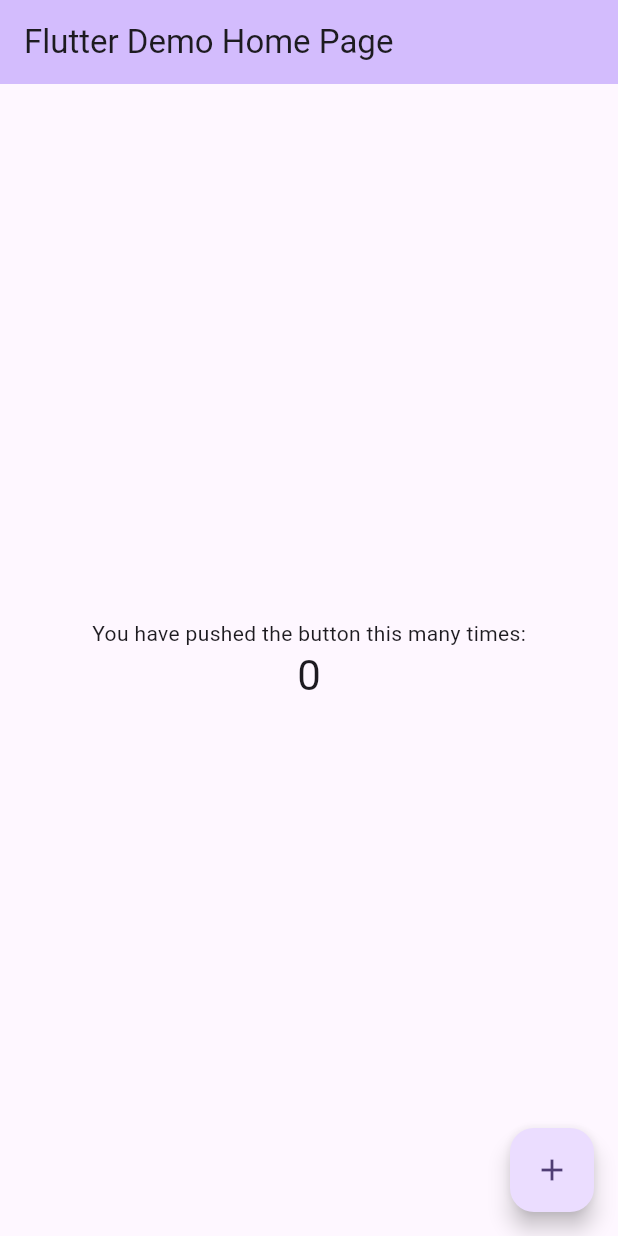
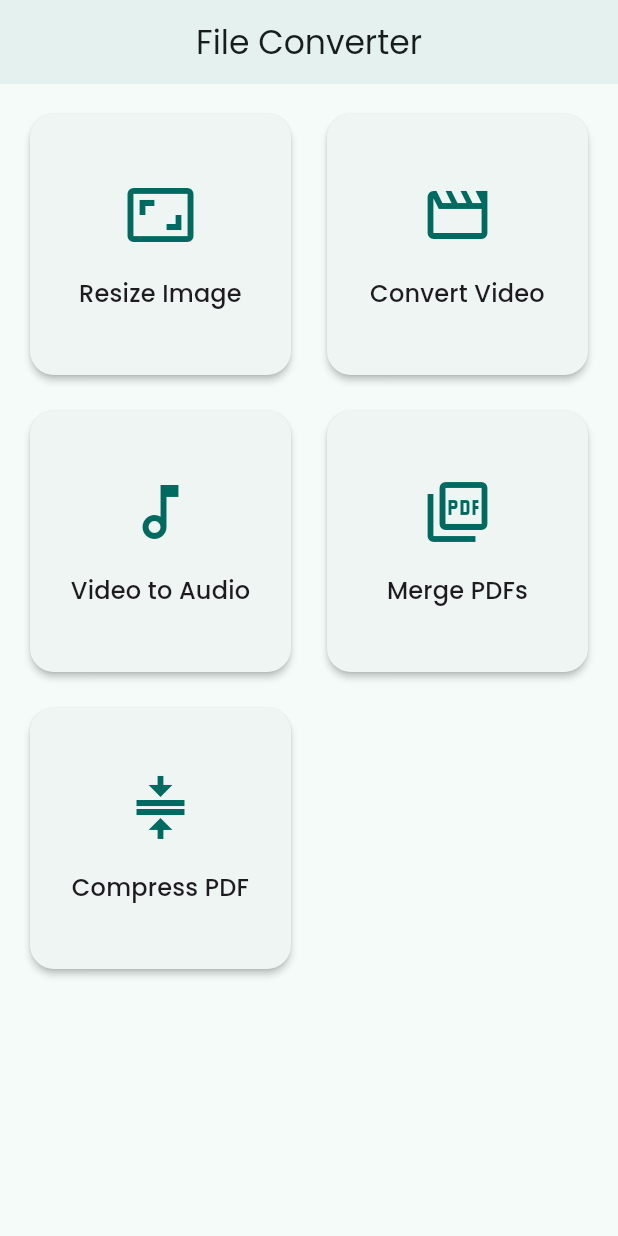
Before and after one commit to SouravApiDev/ai-one-flutter, a Flutter app: the screen it shows after launch, on a phone screen of 412 x 824 dp. Run offline on Flutter 3.47's test engine with Material 3 defaults, Android fonts, the phone set to English and light mode, and no system bars; our stand-ins replace file_picker, flutter_image_compress, google_fonts; missing offline and left inert: nyx_converter, syncfusion_flutter_pdf.

Commit message:
feat: Create blueprint for file converter application
This commit establishes a comprehensive project blueprint for a Flutter-based file converter application.

Due to the absence of the Flutter SDK in the execution environment, a runnable application could not be created. Instead, this blueprint provides a complete and scalable foundation for future development.

The blueprint includes:
- A detailed project structure using a feature-first approach.
- A curated list of dependencies for all required functionalities (video/audio conversion, image resizing, PDF manipulation).
- Skeleton code for all major components, including services for business logic and UI screens for user interaction.
- A modern UI design concept based on Material Design 3.

```diff
--- /dev/null
+++ b/lib/features/home/screens/home_screen.dart
@@ -0,0 +1,70 @@
+import 'package:flutter/material.dart';
+import 'package:file_converter/features/home/widgets/feature_card.dart';
+import 'package:file_converter/features/image_resizer/screens/image_resizer_screen.dart';
+// Import other feature screens as they are created
+// import 'package:file_converter/features/video_converter/screens/video_converter_screen.dart';
+// import 'package:file_converter/features/pdf_merger/screens/pdf_merger_screen.dart';
+// import 'package:file_converter/features/pdf_resizer/screens/pdf_resizer_screen.dart';
+
+class HomeScreen extends StatelessWidget {
+  const HomeScreen({super.key});
+
+  @override
+  Widget build(BuildContext context) {
+    return Scaffold(
+      appBar: AppBar(
+        title: const Text('File Converter'),
+        centerTitle: true,
+        elevation: 2,
+      ),
+      body: Padding(
+        padding: const EdgeInsets.all(16.0),
+        child: GridView.count(
+          crossAxisCount: 2,
+          crossAxisSpacing: 16,
+          mainAxisSpacing: 16,
+          children: [
+            FeatureCard(
+              icon: Icons.aspect_ratio,
+              title: 'Resize Image',
+              onTap: () {
+                Navigator.push(
+                  context,
+                  MaterialPageRoute(builder: (context) => const ImageResizerScreen()),
+                );
+              },
+            ),
+            FeatureCard(
+              icon: Icons.movie_creation_outlined,
+              title: 'Convert Video',
+              onTap: () {
+                // TODO: Navigate to VideoConverterScreen
+              },
+            ),
+            FeatureCard(
+              icon: Icons.audiotrack_outlined,
+              title: 'Video to Audio',
+              onTap: () {
+                // TODO: Navigate to VideoToAudioScreen
+              },
+            ),
+            FeatureCard(
+              icon: Icons.picture_as_pdf_outlined,
+              title: 'Merge PDFs',
+              onTap: () {
+                // TODO: Navigate to PdfMergerScreen
+              },
+            ),
+            FeatureCard(
+              icon: Icons.compress,
+              title: 'Compress PDF',
+              onTap: () {
+                // TODO: Navigate to PdfResizerScreen
+              },
+            ),
+          ],
+        ),
+      ),
+    );
+  }
+}
--- /dev/null
+++ b/lib/features/home/widgets/feature_card.dart
@@ -0,0 +1,40 @@
+import 'package:flutter/material.dart';
+
+class FeatureCard extends StatelessWidget {
+  final IconData icon;
+  final String title;
+  final VoidCallback onTap;
+
+  const FeatureCard({
+    super.key,
+    required this.icon,
+    required this.title,
+    required this.onTap,
+  });
+
+  @override
+  Widget build(BuildContext context) {
+    return Card(
+      elevation: 2.0,
+      shape: RoundedRectangleBorder(
+        borderRadius: BorderRadius.circular(16.0),
+      ),
+      child: InkWell(
+        onTap: onTap,
+        borderRadius: BorderRadius.circular(16.0),
+        child: Column(
+          mainAxisAlignment: MainAxisAlignment.center,
+          children: [
+            Icon(icon, size: 48.0, color: Theme.of(context).colorScheme.primary),
+            const SizedBox(height: 16.0),
+            Text(
+              title,
+              textAlign: TextAlign.center,
+              style: Theme.of(context).textTheme.titleMedium,
+            ),
+          ],
+        ),
+      ),
+    );
+  }
+}
--- /dev/null
+++ b/lib/features/image_resizer/services/image_resizing_service.dart
@@ -0,0 +1,16 @@
+import 'dart:io';
+import 'package:image/image.dart' as img;
+import 'package:flutter_image_compress/flutter_image_compress.dart';
+import 'package:path_provider/path_provider.dart';
+
+class ImageResizingService {
+  Future<File?> resizeImage(String path, int width, int height) async {
+    // Implementation will go here
+    return null;
+  }
+
+  Future<File?> compressImage(String path, int quality) async {
+    // Implementation will go here
+    return null;
+  }
+}
--- /dev/null
+++ b/lib/features/pdf_merger/services/pdf_merging_service.dart
@@ -0,0 +1,9 @@
+import 'dart:io';
+import 'package:syncfusion_flutter_pdf/pdf.dart';
+
+class PdfMergingService {
+  Future<File?> mergePdfs(List<String> paths) async {
+    // Implementation will go here
+    return null;
+  }
+}
--- /dev/null
+++ b/lib/features/pdf_resizer/services/pdf_resizing_service.dart
@@ -0,0 +1,9 @@
+import 'dart:io';
+import 'package:syncfusion_flutter_pdf/pdf.dart';
+
+class PdfResizingService {
+  Future<File?> resizePdf(String path) async {
+    // Implementation will go here
+    return null;
+  }
+}
--- /dev/null
+++ b/lib/features/video_converter/services/video_conversion_service.dart
@@ -0,0 +1,14 @@
+import 'dart:io';
+import 'package:nyx_converter/nyx_converter.dart';
+
+class VideoConversionService {
+  Future<File?> convertToAudio(String path) async {
+    // Implementation will go here
+    return null;
+  }
+
+  Future<File?> convertVideoFormat(String path, String format) async {
+    // Implementation will go here
+    return null;
+  }
+}
--- a/lib/main.dart
+++ b/lib/main.dart
@@ -1,4 +1,13 @@
 import 'package:flutter/material.dart';
+import 'package:google_fonts/google_fonts.dart';
+import 'package:file_converter/features/home/screens/home_screen.dart';
+import 'package:provider/provider.dart';
+import 'package:file_converter/core/services/file_picker_service.dart';
+import 'package:file_converter/features/image_resizer/services/image_resizing_service.dart';
+import 'package:file_converter/features/video_converter/services/video_conversion_service.dart';
+import 'package:file_converter/features/pdf_merger/services/pdf_merging_service.dart';
+import 'package:file_converter/features/pdf_resizer/services/pdf_resizing_service.dart';
+
 
 void main() {
   runApp(const MyApp());
@@ -7,116 +16,26 @@ void main() {
 class MyApp extends StatelessWidget {
   const MyApp({super.key});
 
-  // This widget is the root of your application.
   @override
   Widget build(BuildContext context) {
-    return MaterialApp(
-      title: 'Flutter Demo',
-      theme: ThemeData(
-        // This is the theme of your application.
-        //
-        // TRY THIS: Try running your application with "flutter run". You'll see
-        // the application has a purple toolbar. Then, without quitting the app,
-        // try changing the seedColor in the colorScheme below to Colors.green
-        // and then invoke "hot reload" (save your changes or press the "hot
-        // reload" button in a Flutter-supported IDE, or press "r" if you used
-        // the command line to start the app).
-        //
-        // Notice that the counter didn't reset back to zero; the application
-        // state is not lost during the reload. To reset the state, use hot
-        // restart instead.
-        //
-        // This works for code too, not just values: Most code changes can be
-        // tested with just a hot reload.
-        colorScheme: ColorScheme.fromSeed(seedColor: Colors.deepPurple),
+    return MultiProvider(
+      providers: [
+        Provider<FilePickerService>(create: (_) => FilePickerService()),
+        Provider<ImageResizingService>(create: (_) => ImageResizingService()),
+        Provider<VideoConversionService>(create: (_) => VideoConversionService()),
+        Provider<PdfMergingService>(create: (_) => PdfMergingService()),
+        Provider<PdfResizingService>(create: (_) => PdfResizingService()),
+      ],
+      child: MaterialApp(
+        title: 'File Converter',
+        theme: ThemeData(
+          colorScheme: ColorScheme.fromSeed(seedColor: Colors.teal),
+          useMaterial3: true,
+          textTheme: GoogleFonts.poppinsTextTheme(Theme.of(context).textTheme),
+        ),
+        home: const HomeScreen(),
+        debugShowCheckedModeBanner: false,
       ),
-      home: const MyHomePage(title: 'Flutter Demo Home Page'),
     );
   }
 }
-
-class MyHomePage extends StatefulWidget {
-  const MyHomePage({super.key, required this.title});
-
-  // This widget is the home page of your application. It is stateful, meaning
-  // that it has a State object (defined below) that contains fields that affect
-  // how it looks.
-
-  // This class is the configuration for the state. It holds the values (in this
-  // case the title) provided by the parent (in this case the App widget) and
-  // used by the build method of the State. Fields in a Widget subclass are
-  // always marked "final".
-
-  final String title;
-
-  @override
-  State<MyHomePage> createState() => _MyHomePageState();
-}
-
-class _MyHomePageState extends State<MyHomePage> {
-  int _counter = 0;
-
-  void _incrementCounter() {
-    setState(() {
-      // This call to setState tells the Flutter framework that something has
-      // changed in this State, which causes it to rerun the build method below
-      // so that the display can reflect the updated values. If we changed
-      // _counter without calling setState(), then the build method would not be
-      // called again, and so nothing would appear to happen.
-      _counter++;
-    });
-  }
-
-  @override
-  Widget build(BuildContext context) {
-    // This method is rerun every time setState is called, for instance as done
-    // by the _incrementCounter method above.
-    //
-    // The Flutter framework has been optimized to make rerunning build methods
-    // fast, so that you can just rebuild anything that needs updating rather
-    // than having to individually change instances of widgets.
-    return Scaffold(
-      appBar: AppBar(
-        // TRY THIS: Try changing the color here to a specific color (to
-        // Colors.amber, perhaps?) and trigger a hot reload to see the AppBar
-        // change color while the other colors stay the same.
-        backgroundColor: Theme.of(context).colorScheme.inversePrimary,
-        // Here we take the value from the MyHomePage object that was created by
-        // the App.build method, and use it to set our appbar title.
-        title: Text(widget.title),
-      ),
-      body: Center(
-        // Center is a layout widget. It takes a single child and positions it
-        // in the middle of the parent.
-        child: Column(
-          // Column is also a layout widget. It takes a list of children and
-          // arranges them vertically. By default, it sizes itself to fit its
-          // children horizontally, and tries to be as tall as its parent.
-          //
-          // Column has various properties to control how it sizes itself and
-          // how it positions its children. Here we use mainAxisAlignment to
-          // center the children vertically; the main axis here is the vertical
-          // axis because Columns are vertical (the cross axis would be
-          // horizontal).
-          //
-          // TRY THIS: Invoke "debug painting" (choose the "Toggle Debug Paint"
-          // action in the IDE, or press "p" in the console), to see the
-          // wireframe for each widget.
-          mainAxisAlignment: MainAxisAlignment.center,
-          children: <Widget>[
-            const Text('You have pushed the button this many times:'),
-            Text(
-              '$_counter',
-              style: Theme.of(context).textTheme.headlineMedium,
-            ),
-          ],
-        ),
-      ),
-      floatingActionButton: FloatingActionButton(
-        onPressed: _incrementCounter,
-        tooltip: 'Increment',
-        child: const Icon(Icons.add),
-      ), // This trailing comma makes auto-formatting nicer for build methods.
-    );
-  }
-}
```
Also changed, not shown: lib/core/services/file_picker_service.dart (added, +22 -0 lines), lib/features/image_resizer/screens/image_resizer_screen.dart (added, +101 -0 lines), pubspec.yaml (+19 -73 lines).
